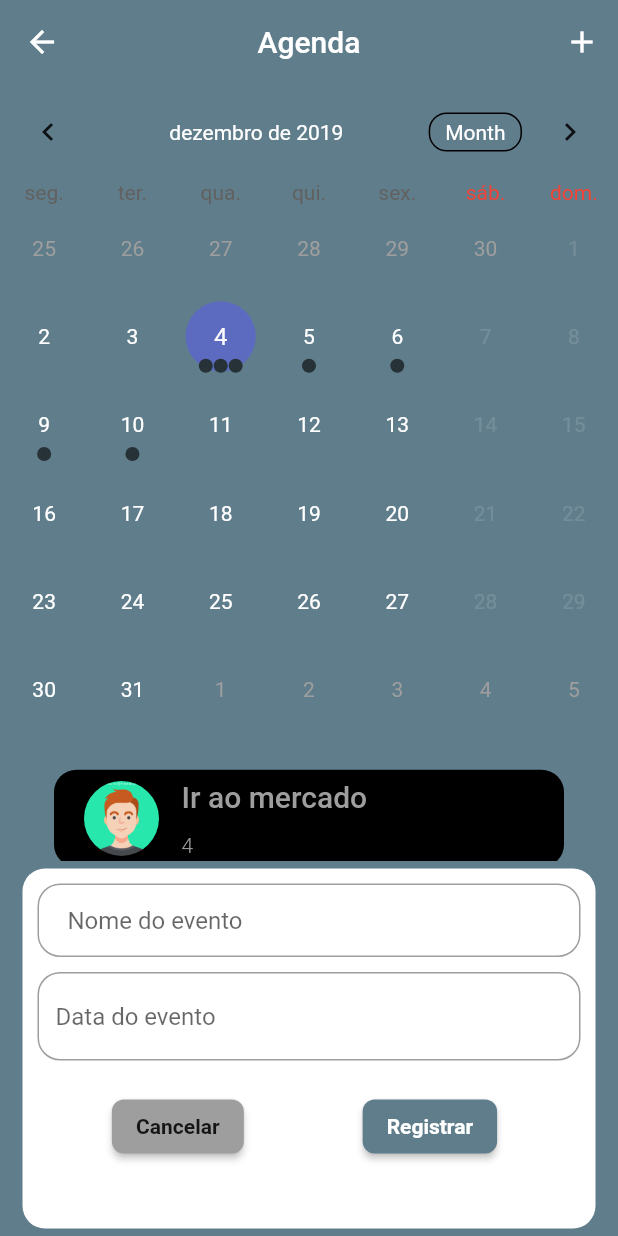
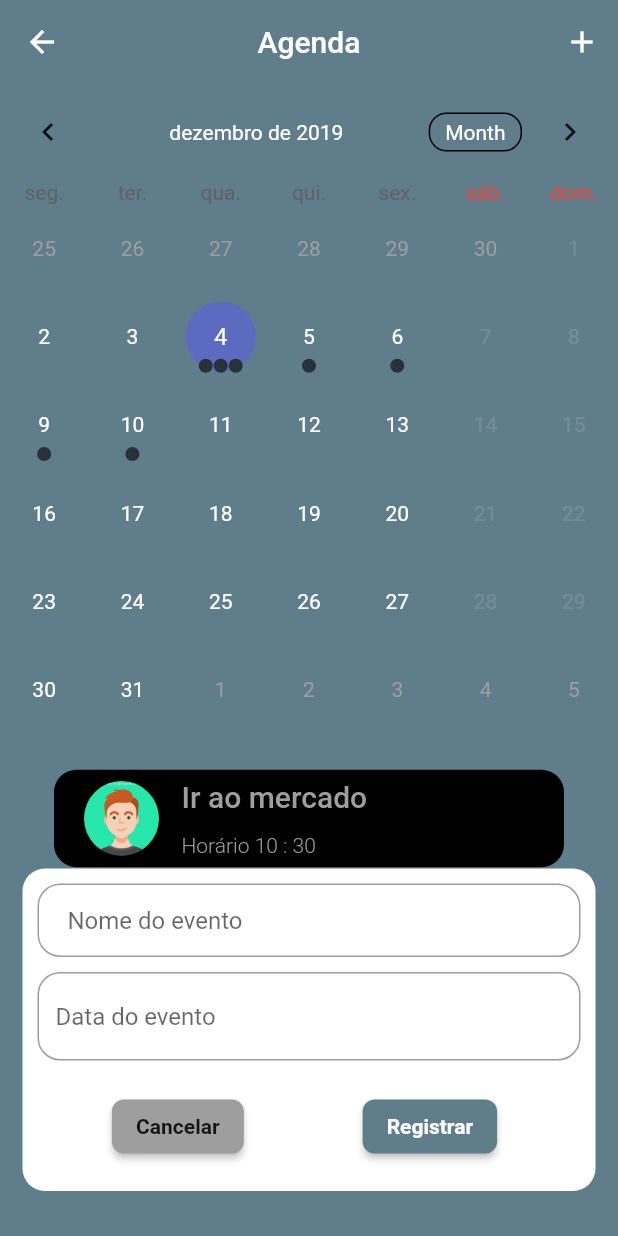
Before and after one commit to renanklein/tcc_projeto_mobile, a Flutter app: the UserCalendar screen opened directly, after a tap on "Ir ao mercado", on a phone screen of 412 x 824 dp. Run offline on Flutter 3.47's test engine with Material 2 defaults, Android fonts, the phone set to English and light mode, and no system bars; drawn by our look-alikes of datetime_picker_formfield, table_calendar; network calls fail.

Commit message:
:bug: Fixing event card editor's elevation visual bug

```diff
--- a/lib/tiles/calendar_event_tile.dart
+++ b/lib/tiles/calendar_event_tile.dart
@@ -34,7 +34,7 @@ class CalendarEventTile extends StatelessWidget {
       onTap: () {
         showBottomSheet(
           context: context,
-          backgroundColor: Theme.of(context).primaryColor,
+          backgroundColor: Colors.transparent,
           elevation: 0.0,
           builder: (context){
             return Container(
--- a/lib/tiles/elements/events/event_description.dart
+++ b/lib/tiles/elements/events/event_description.dart
@@ -20,7 +20,7 @@ class EventDescription extends StatelessWidget {
                   fontSize: 20.0),
             ),
             Text(
-              "${this.eventDate.day}",
+              "Horário ${eventDate.hour} : ${eventDate.minute}",
               style: TextStyle(
                   color: Colors.grey,
                   fontWeight: FontWeight.w300,
--- a/lib/tiles/event_editor_tile.dart
+++ b/lib/tiles/event_editor_tile.dart
@@ -30,7 +30,7 @@ class _EventEditorTileState extends State<EventEditorTile> {
   @override
   Widget build(BuildContext context) {
     return Container(
-      margin:  EdgeInsets.only(top : 5, left: 15.0,right: 15.0, bottom: 5),
+      margin:  EdgeInsets.only(top : 5, left: 15.0,right: 15.0, bottom: 30.0),
       padding: EdgeInsets.only(top: 10.0,left: 10.0 ,right: 10.0),
       height: 160,
       decoration: BoxDecoration(
--- a/lib/widget/calendar.dart
+++ b/lib/widget/calendar.dart
@@ -42,6 +42,7 @@ class _UserCalendarState extends State<UserCalendar> {
   @override
   Widget build(BuildContext context) {
     return Scaffold(
+      resizeToAvoidBottomInset: false,
       appBar: AppBar(
         centerTitle: true,
         title: Text("Agenda"),
```
